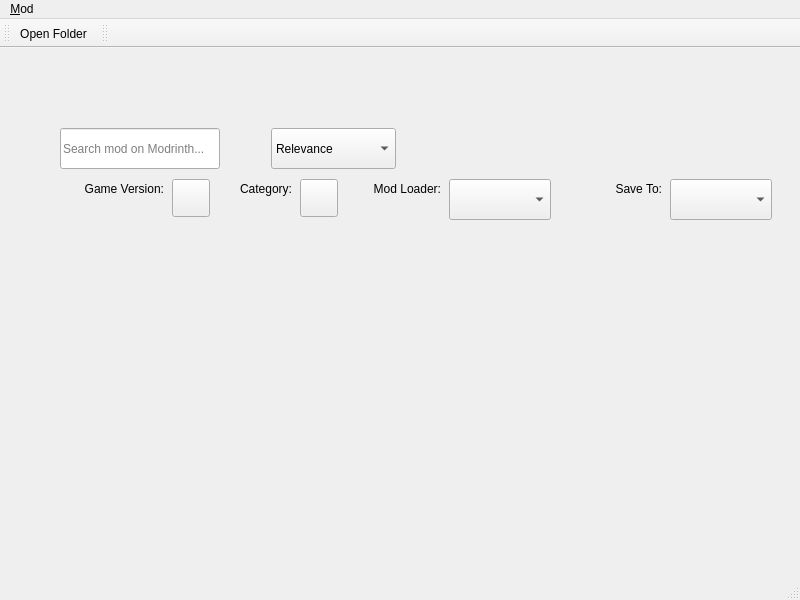
The window that src/ui/modrinth/modrinthmodbrowser.ui (kaniol-lck/modmanager) describes before a commit, drawn with Qt 5.
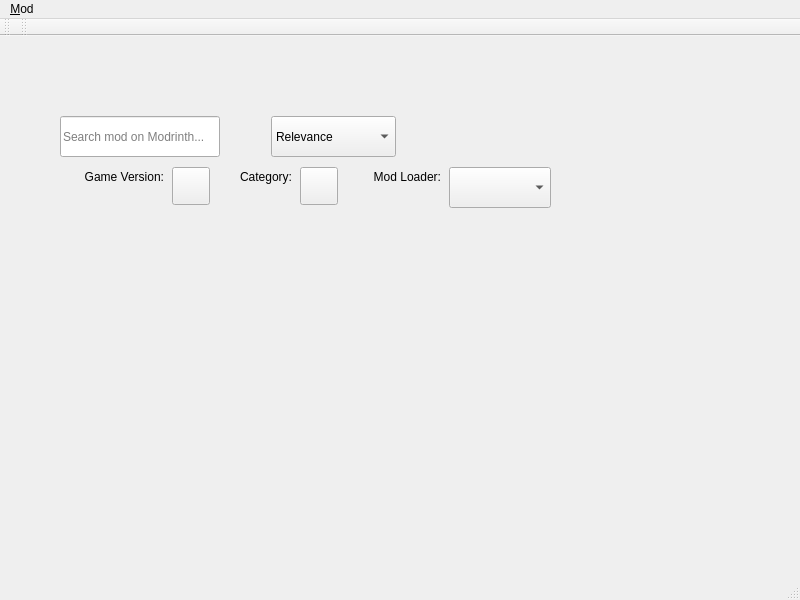
The same window after the commit. Icons and pictures are not drawn.

Commit message: add download select menu

The edit to the form file:
```diff
--- a/src/ui/modrinth/modrinthmodbrowser.ui
+++ b/src/ui/modrinth/modrinthmodbrowser.ui
@@ -115,44 +115,6 @@
      <set>Qt::AlignRight|Qt::AlignTrailing|Qt::AlignVCenter</set>
     </property>
    </widget>
-   <widget class="QLabel" name="label_4">
-    <property name="geometry">
-     <rect>
-      <x>602</x>
-      <y>131</y>
-      <width>60</width>
-      <height>19</height>
-     </rect>
-    </property>
-    <property name="sizePolicy">
-     <sizepolicy hsizetype="Minimum" vsizetype="Preferred">
-      <horstretch>0</horstretch>
-      <verstretch>0</verstretch>
-     </sizepolicy>
-    </property>
-    <property name="text">
-     <string>Save To:</string>
-    </property>
-    <property name="alignment">
-     <set>Qt::AlignRight|Qt::AlignTrailing|Qt::AlignVCenter</set>
-    </property>
-   </widget>
-   <widget class="QComboBox" name="downloadPathSelect">
-    <property name="geometry">
-     <rect>
-      <x>670</x>
-      <y>131</y>
-      <width>102</width>
-      <height>41</height>
-     </rect>
-    </property>
-    <property name="sizePolicy">
-     <sizepolicy hsizetype="Expanding" vsizetype="Fixed">
-      <horstretch>0</horstretch>
-      <verstretch>0</verstretch>
-     </sizepolicy>
-    </property>
-   </widget>
    <widget class="QComboBox" name="sortSelect">
     <property name="geometry">
      <rect>
@@ -261,7 +223,6 @@
    <attribute name="toolBarBreak">
     <bool>false</bool>
    </attribute>
-   <addaction name="actionOpen_Folder"/>
   </widget>
   <widget class="QToolBar" name="searchBar">
    <property name="windowTitle">
@@ -277,15 +238,6 @@
     <bool>false</bool>
    </attribute>
   </widget>
-  <action name="actionOpen_Folder">
-   <property name="icon">
-    <iconset theme="folder">
-     <normaloff>.</normaloff>.</iconset>
-   </property>
-   <property name="text">
-    <string>Open Folder</string>
-   </property>
-  </action>
   <action name="actionCopy_Website_Link">
    <property name="text">
     <string>Copy Website Link</string>
```
Left out of the diff: 3 changed lines with no effect on the pictures. The commit also changes 21 other files.
